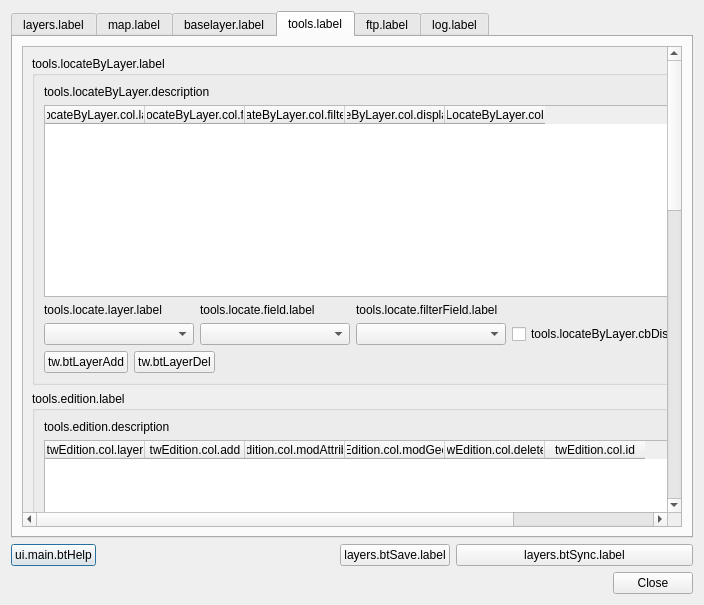
Before: the Qt Designer form ui_lizmap.ui in 3liz/lizmap-plugin, drawn with Qt 5.
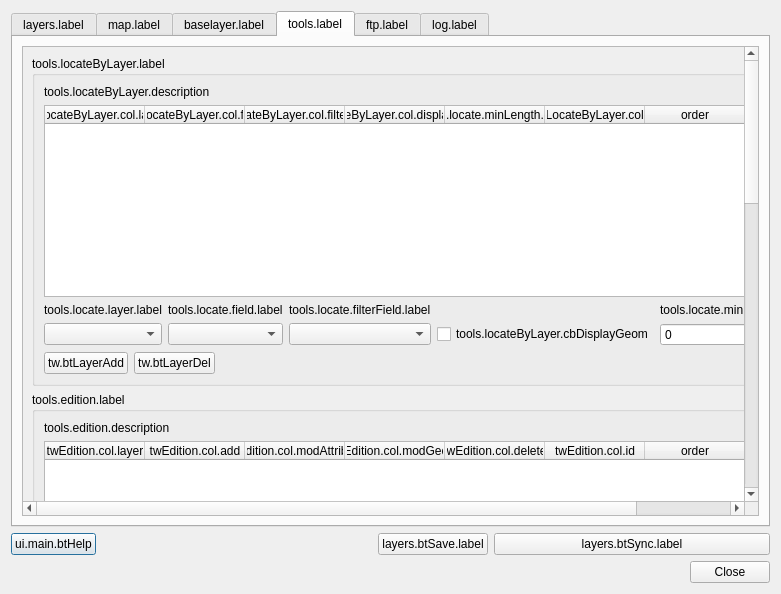
After: the same form once the commit is applied. The open tabs and pages were chosen to show the change.

Commit message:
Add minLength option for Locate by layer
And etter handle order in tables (locate, edition, etc.)

Patch:
```diff
--- a/ui_lizmap.ui
+++ b/ui_lizmap.ui
@@ -6,8 +6,8 @@
    <rect>
     <x>0</x>
     <y>0</y>
-    <width>704</width>
-    <height>605</height>
+    <width>781</width>
+    <height>594</height>
    </rect>
   </property>
   <property name="windowTitle">
@@ -1365,7 +1365,7 @@
           <property name="geometry">
            <rect>
             <x>0</x>
-            <y>0</y>
+            <y>-506</y>
             <width>1031</width>
             <height>1434</height>
            </rect>
@@ -1425,6 +1425,9 @@
                       <property name="text">
                        <string>tools.locate.layer.label</string>
                       </property>
+                      <property name="wordWrap">
+                       <bool>true</bool>
+                      </property>
                      </widget>
                     </item>
                     <item row="0" column="1">
@@ -1432,6 +1435,9 @@
                       <property name="text">
                        <string>tools.locate.field.label</string>
                       </property>
+                      <property name="wordWrap">
+                       <bool>true</bool>
+                      </property>
                      </widget>
                     </item>
                     <item row="0" column="2">
@@ -1439,6 +1445,25 @@
                       <property name="text">
                        <string>tools.locate.filterField.label</string>
                       </property>
+                      <property name="wordWrap">
+                       <bool>true</bool>
+                      </property>
+                     </widget>
+                    </item>
+                    <item row="1" column="4">
+                     <widget class="QSpinBox" name="inLocateByLayerMinLength">
+                      <property name="toolTip">
+                       <string>tools.locate.minLength.tooltip</string>
+                      </property>
+                      <property name="statusTip">
+                       <string/>
+                      </property>
+                      <property name="whatsThis">
+                       <string/>
+                      </property>
+                      <property name="maximum">
+                       <number>5</number>
+                      </property>
                      </widget>
                     </item>
                     <item row="1" column="2">
@@ -1451,6 +1476,29 @@
                       </property>
                      </widget>
                     </item>
+                    <item row="0" column="4">
+                     <widget class="QLabel" name="label_53">
+                      <property name="text">
+                       <string>tools.locate.minLength.label</string>
+                      </property>
+                      <property name="wordWrap">
+                       <bool>true</bool>
+                      </property>
+                     </widget>
+                    </item>
+                    <item row="1" column="5">
+                     <spacer name="horizontalSpacer_13">
+                      <property name="orientation">
+                       <enum>Qt::Horizontal</enum>
+                      </property>
+                      <property name="sizeHint" stdset="0">
+                       <size>
+                        <width>40</width>
+                        <height>20</height>
+                       </size>
+                      </property>
+                     </spacer>
+                    </item>
                    </layout>
                   </item>
                  </layout>
@@ -1531,11 +1579,21 @@
                   <string>twLocateByLayer.col.displayGeom</string>
                  </property>
                 </column>
+                <column>
+                 <property name="text">
+                  <string>tools.locate.minLength.label</string>
+                 </property>
+                </column>
                 <column>
                  <property name="text">
                   <string>twLocateByLayer.col.id</string>
                  </property>
                 </column>
+                <column>
+                 <property name="text">
+                  <string>order</string>
+                 </property>
+                </column>
                </widget>
               </item>
              </layout>
@@ -1598,6 +1656,11 @@
                   <string>twEdition.col.id</string>
                  </property>
                 </column>
+                <column>
+                 <property name="text">
+                  <string>order</string>
+                 </property>
+                </column>
                </widget>
               </item>
               <item row="3" column="0">
```
Left out of the diff: 124 changed lines with no effect on the pictures. The commit also changes 8 other files.
